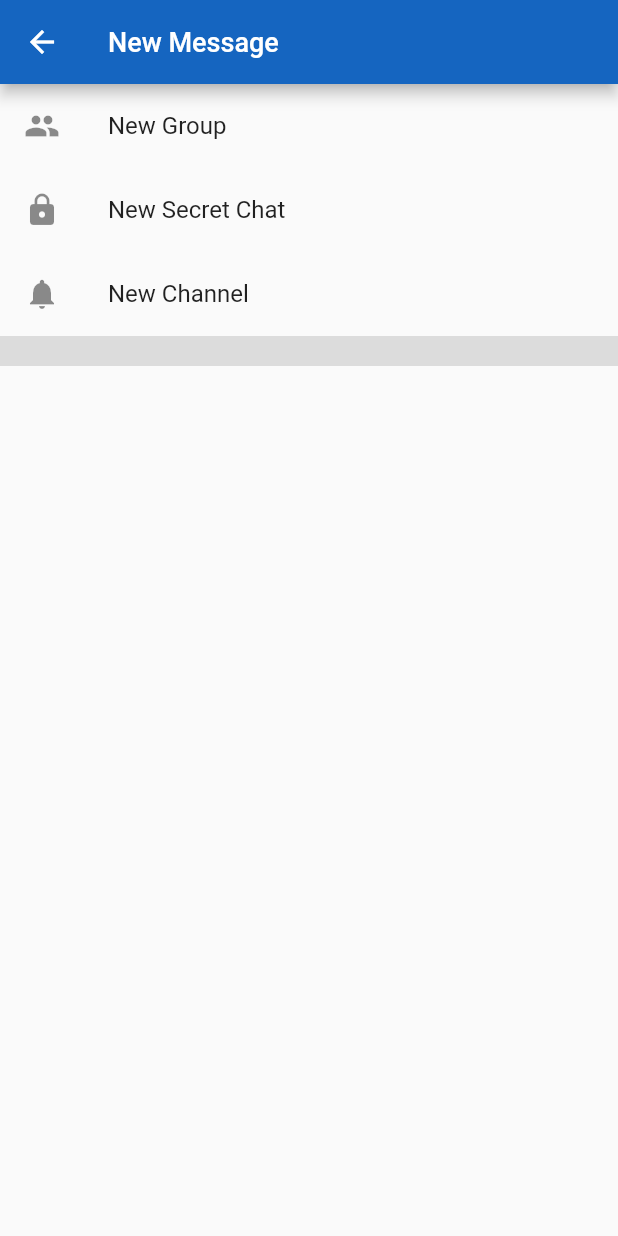
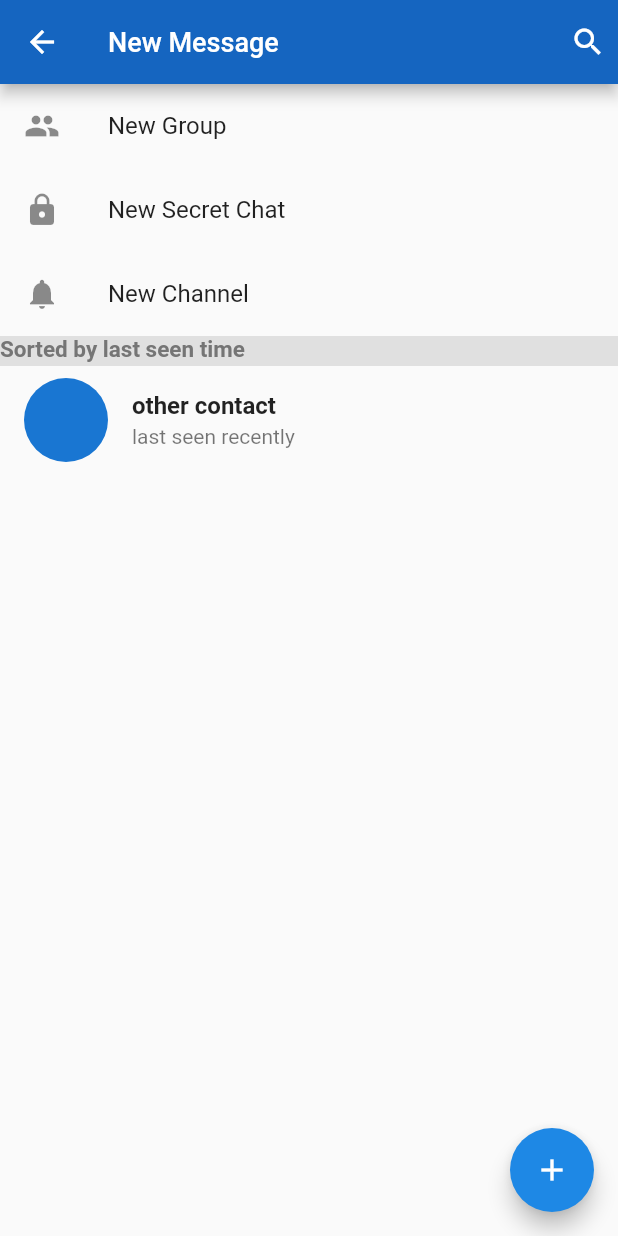
Before and after one commit to KimMontenegro/TelegramClone, a Flutter app: the AddMessage screen opened directly, on a phone screen of 412 x 824 dp. Run offline on Flutter 3.47's test engine with Material 2 defaults, Android fonts, the phone set to English and light mode, and no system bars.

Commit message:
added addmessage

```diff
--- a/lib/addmessage.dart
+++ b/lib/addmessage.dart
@@ -10,9 +10,16 @@ class _AddMessageState extends State<AddMessage> {
   Widget build(BuildContext context) {
     return Scaffold(
       appBar: AppBar(
-        title:Text('New Message',
-              style: TextStyle(color: Colors.white, fontSize: 18.0),
-            ),
+        title: Text(
+          'New Message',
+          style: TextStyle(color: Colors.white, fontSize: 18.0),
+        ),
+        actions: <Widget>[
+          Padding(
+            padding: const EdgeInsets.all(8.0),
+            child: Icon(Icons.search),
+          )
+        ],
       ),
       body: Column(
         children: [
@@ -31,12 +38,41 @@ class _AddMessageState extends State<AddMessage> {
             title: Text('New Channel'),
             onTap: () {},
           ),
-          Divider(
+          SizedBox(
+            width: double.infinity,
             height: 20,
-            thickness: 20,
+            child: Container(
+              color: Colors.grey[300],
+              child: Text(
+                'Sorted by last seen time',
+                style: TextStyle(
+                    fontWeight: FontWeight.bold,
+                    color: Colors.grey[600],
+                    fontSize: 15),
+              ),
+            ),
           ),
-
+          Container(
+            child: ListTile(
+              leading: CircleAvatar(
+                radius: 28,
+              ),
+              title: Text(
+                'other contact',
+                style: TextStyle(fontWeight: FontWeight.bold),
+              ),
+              subtitle: Text('last seen recently'),
+            ),
+          ),
         ],
+      ),
+      floatingActionButton: FloatingActionButton(
+        child: Icon(
+          Icons.add,
+          color: Colors.white,
+        ),
+        backgroundColor: Colors.blue[600],
+        onPressed: () {},
       ),
     );
   }
```
